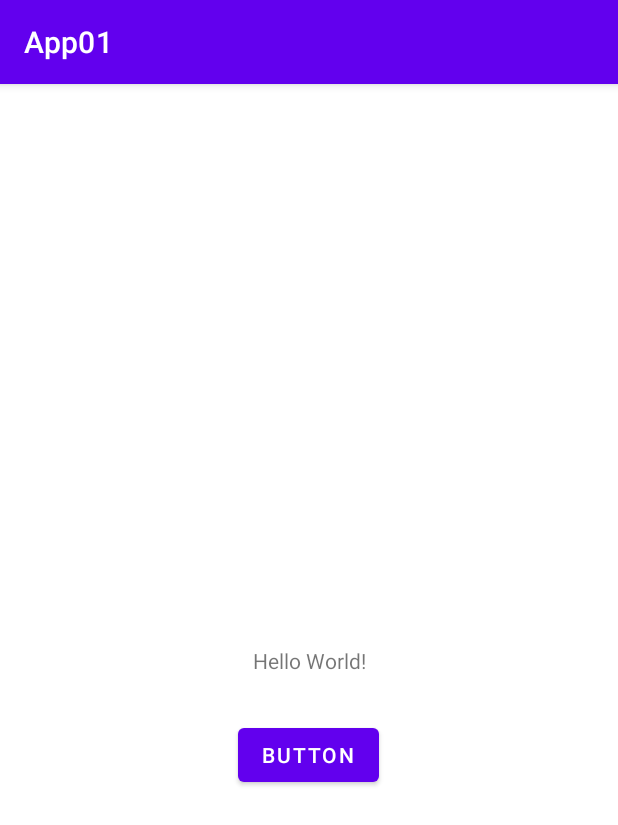
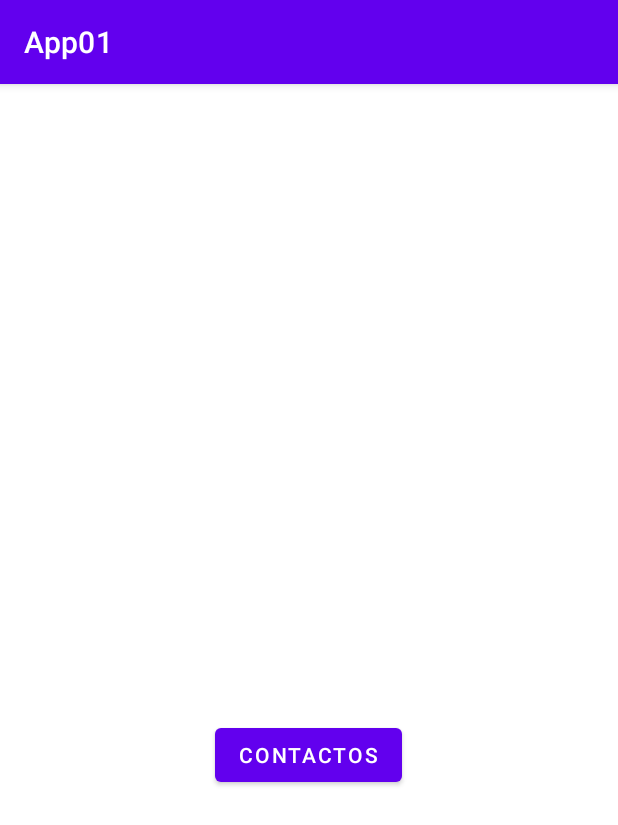
Before and after one commit to zeusgames25/App01, an Android app: the screen it shows after launch (MainActivity), on a phone screen of 412 x 824 dp. Shown: the top 825 px of the screen. Run offline under Robolectric (Android 15) with nearby library versions, the phone set to English and light mode, and no system bars.

Commit message:
Examen Terminado

```diff
--- a/app/src/main/AndroidManifest.xml
+++ b/app/src/main/AndroidManifest.xml
@@ -10,6 +10,10 @@
         android:supportsRtl="true"
         android:theme="@style/Theme.App01">
         <activity
+            android:name=".DetalleActivity"
+            android:exported="false" />
+
+        <activity
             android:name=".MainActivity"
             android:exported="true">
             <intent-filter>
--- a/app/src/main/java/com/example/app01/MainActivity.java
+++ b/app/src/main/java/com/example/app01/MainActivity.java
@@ -2,32 +2,33 @@ package com.example.app01;
 
 import androidx.appcompat.app.AppCompatActivity;
 
+import android.content.Intent;
+import android.net.Uri;
 import android.os.Bundle;
 import android.util.Log;
 import android.view.View;
 import android.widget.Button;
+import android.widget.EditText;
 import android.widget.TextView;
 
 public class MainActivity extends AppCompatActivity {
-
-    public class BotonClick implements View.OnClickListener {
-        @Override
-        public void onClick(View v) {
-            Log.i("MAIN_APP","Click en el Boton");
-            TextView tv =  findViewById(R.id.tvSaludo);
-            tv.setText("Arturo");
-        }
-    }
 
     @Override
     protected void onCreate(Bundle savedInstanceState) {
         super.onCreate(savedInstanceState);
         setContentView(R.layout.activity_main);
+        Button button = findViewById(R.id.BotonSaludar);
 
+        button.setOnClickListener(new View.OnClickListener() {
+            @Override
+            public void onClick(View v) {
 
+              Intent intent = new Intent(getApplicationContext(),DetalleActivity.class);
+              startActivity(intent);
 
-        Button button = findViewById(R.id.BotonSaludar);
-        button.setOnClickListener(new BotonClick());
+            }
 
-    }
+        });
+
 }
+}
--- a/app/src/main/res/layout/activity_main.xml
+++ b/app/src/main/res/layout/activity_main.xml
@@ -6,22 +6,12 @@
     android:layout_height="match_parent"
     tools:context=".MainActivity">
 
-    <TextView
-        android:id="@+id/tvSaludo"
-        android:layout_width="wrap_content"
-        android:layout_height="wrap_content"
-        android:text="Hello World!"
-        app:layout_constraintBottom_toBottomOf="parent"
-        app:layout_constraintLeft_toLeftOf="parent"
-        app:layout_constraintRight_toRightOf="parent"
-        app:layout_constraintTop_toTopOf="parent" />
-
     <Button
 
         android:id="@+id/BotonSaludar"
         android:layout_width="wrap_content"
         android:layout_height="wrap_content"
-        android:text="Button"
+        android:text="Contactos"
         app:layout_constraintBottom_toBottomOf="parent"
         app:layout_constraintHorizontal_bias="0.498"
         app:layout_constraintLeft_toLeftOf="parent"
@@ -29,4 +19,6 @@
         app:layout_constraintTop_toTopOf="parent"
         app:layout_constraintVertical_bias="0.588" />
 
+
+
 </androidx.constraintlayout.widget.ConstraintLayout>
```
Also changed, not shown: app/src/main/java/com/example/app01/DetalleActivity.java (added, +41 -0 lines), app/src/main/java/com/example/app01/adapters/Contactos.java (added, +22 -0 lines), app/src/main/java/com/example/app01/adapters/NameAdapter.java (added, +76 -0 lines), app/src/main/res/layout/activity_detalle.xml (added, +13 -0 lines), app/src/main/res/layout/item_name.xml (added, +32 -0 lines).
